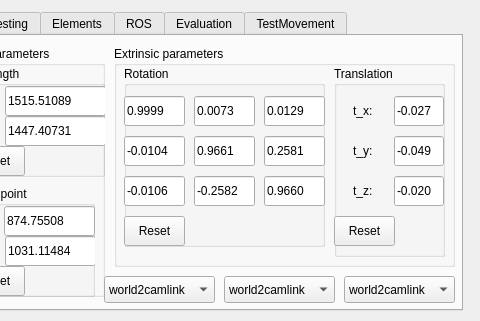
Old version of the form ui/mainwindow.ui in the repository lennartclaassen/kinpro; both pictures show x 388 to 868 and y 0 to 321 of the 868 by 860 pixel window.
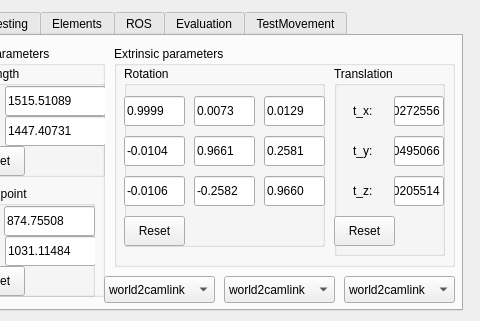
New version of the form. The open tabs and pages were chosen to show the change. Custom widgets are drawn as their Qt base class.

Diff of the .ui file:
```diff
--- a/ui/mainwindow.ui
+++ b/ui/mainwindow.ui
@@ -593,7 +593,7 @@
          <x>220</x>
          <y>20</y>
          <width>111</width>
-         <height>191</height>
+         <height>190</height>
         </rect>
        </property>
        <property name="title">
@@ -609,7 +609,7 @@
          </rect>
         </property>
         <property name="text">
-         <string>-0.020</string>
+         <string>-0.0205514</string>
         </property>
        </widget>
        <widget class="QLineEdit" name="lineTransCamProjY">
@@ -622,7 +622,7 @@
          </rect>
         </property>
         <property name="text">
-         <string>-0.049</string>
+         <string>-0.0495066</string>
         </property>
        </widget>
        <widget class="QLabel" name="labelTransCamProjZ">
@@ -661,7 +661,7 @@
          </rect>
         </property>
         <property name="text">
-         <string>-0.027</string>
+         <string>-0.0272556</string>
         </property>
        </widget>
        <widget class="QLabel" name="labelTransCamProjX">
```
Left out of the diff: 4 changed lines with no effect on the pictures.
